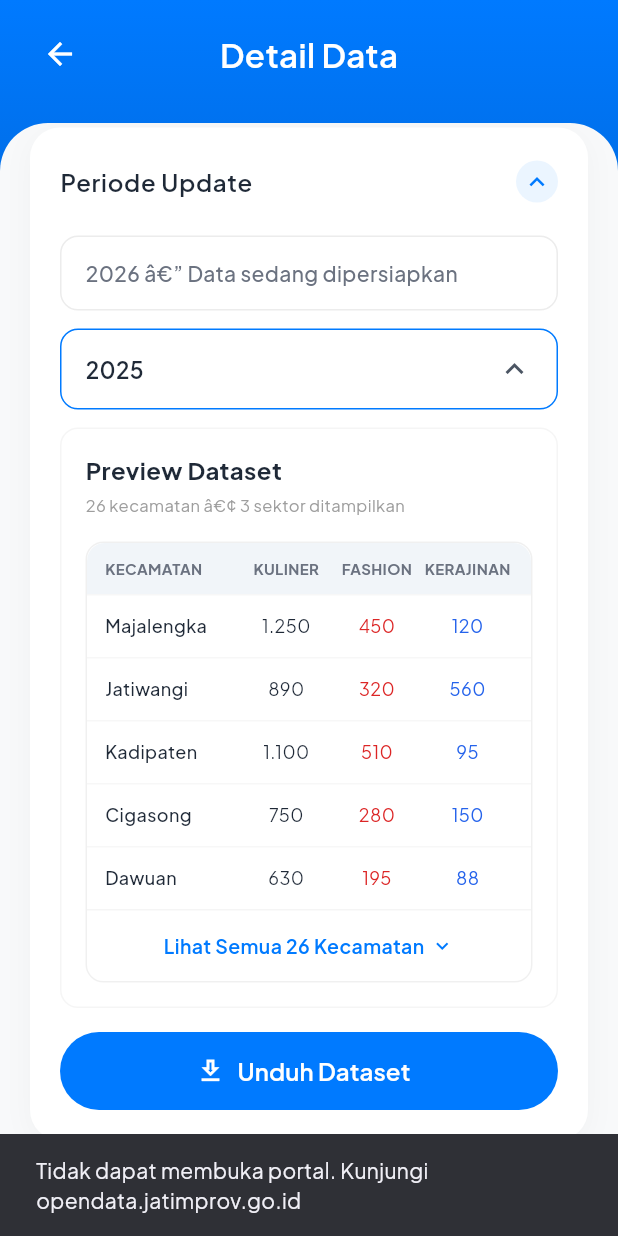
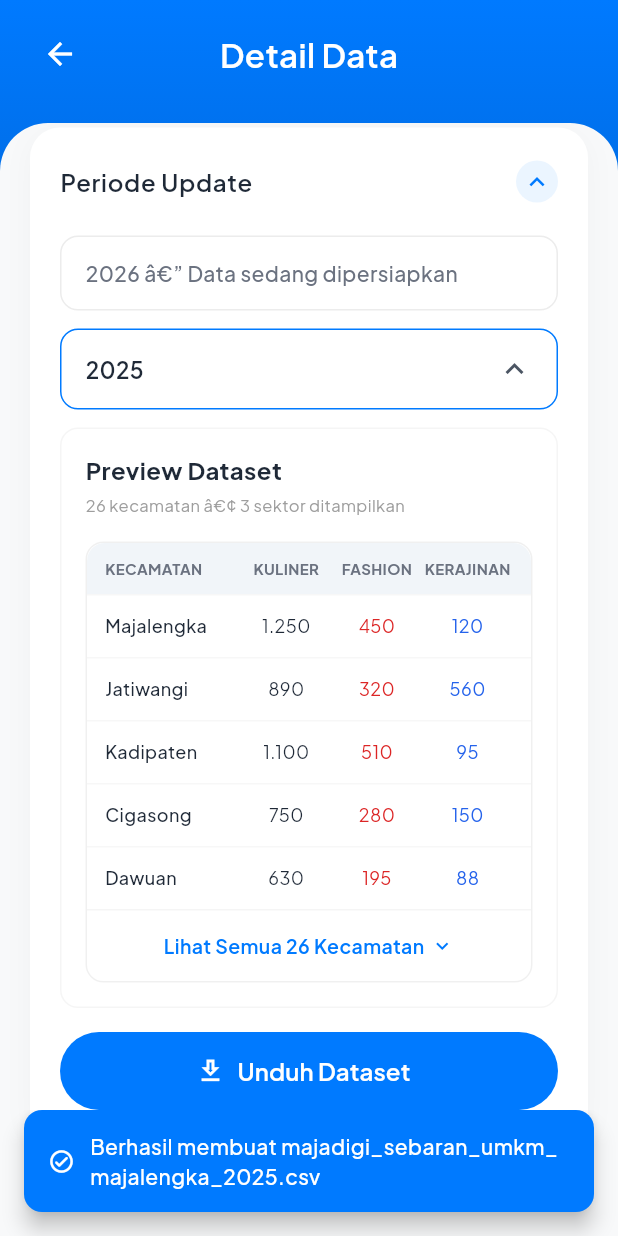
Before and after one commit to farhaanhabibiub/capstone-majadigi, a Flutter app: the OpenDataDataSebaranPage screen opened directly, scrolled down 801 dp, after a tap on "Unduh Dataset", on a phone screen of 412 x 824 dp. Run offline on Flutter 3.47's test engine with Material 3 defaults, Android fonts, the phone set to English and light mode, and no system bars; our stand-ins replace cached_network_image, cloud_firestore, csv, file_picker, firebase_auth, firebase_core and 15 more; accounts and stored records are empty.

Commit message:
feat: Open Data — generate CSV asli & share via system sheet
Tombol Unduh Dataset sebelumnya hanya membuka browser ke
opendata.jatimprov.go.id. Sekarang:
- Bangkitkan CSV (RFC 4180) dari tableHeaders+tableRows yang sudah
  ada di data, atau dari _allKecamatan (sebaran UMKM)
- Tulis ke getTemporaryDirectory(), nama file slug judul
- Share.shareXFiles dengan mimeType text/csv → user pilih simpan
  ke Downloads/Drive/email/dst.
- Loading state + SnackBar konfirmasi/error

DatasetDownloadService dipakai bersama oleh OpenDataDetailPage
(9 dataset) & OpenDataDataSebaranPage.

Co-Authored-By: Claude Opus 4.7 <noreply@anthropic.com>

```diff
--- /dev/null
+++ b/lib/common/dataset_download_service.dart
@@ -0,0 +1,107 @@
+import 'dart:io';
+
+import 'package:flutter/material.dart';
+import 'package:path_provider/path_provider.dart';
+import 'package:share_plus/share_plus.dart';
+
+/// Helper untuk mengunduh dataset Open Data sebagai file CSV ke perangkat
+/// pengguna. File ditulis ke direktori sementara aplikasi lalu dibuka melalui
+/// system share sheet — pengguna dapat menyimpan ke folder Downloads, Drive,
+/// mengirim ke email, dsb.
+class DatasetDownloadService {
+  DatasetDownloadService._();
+
+  /// Tulis [headers] + [rows] sebagai CSV (delimiter koma, RFC 4180-friendly
+  /// quoting), lalu tampilkan share sheet. Return true jika berhasil.
+  static Future<bool> downloadCsv({
+    required BuildContext context,
+    required String title,
+    required List<String> headers,
+    required List<List<String>> rows,
+  }) async {
+    try {
+      final buf = StringBuffer()..writeln(headers.map(_escape).join(','));
+      for (final row in rows) {
+        buf.writeln(row.map(_escape).join(','));
+      }
+
+      final dir = await getTemporaryDirectory();
+      final fileName = '${_slug(title)}.csv';
+      final file = File('${dir.path}/$fileName');
+      await file.writeAsString(buf.toString());
+
+      if (!context.mounted) return false;
+
+      ScaffoldMessenger.of(context).showSnackBar(
+        SnackBar(
+          backgroundColor: const Color(0xFF007AFF),
+          behavior: SnackBarBehavior.floating,
+          margin: const EdgeInsets.fromLTRB(16, 0, 16, 16),
+          shape: RoundedRectangleBorder(borderRadius: BorderRadius.circular(12)),
+          duration: const Duration(seconds: 2),
+          content: Row(
+            children: [
+              const Icon(Icons.check_circle_outline_rounded,
+                  color: Colors.white, size: 18),
+              const SizedBox(width: 10),
+              Expanded(
+                child: Text(
+                  'Berhasil membuat $fileName',
+                  style: const TextStyle(
+                    color: Colors.white,
+                    fontFamily: 'PlusJakartaSans',
+                    fontWeight: FontWeight.w500,
+                  ),
+                ),
+              ),
+            ],
+          ),
+        ),
+      );
+
+      await Share.shareXFiles(
+        [XFile(file.path, mimeType: 'text/csv', name: fileName)],
+        subject: 'Dataset Majadigi: $title',
+        text: 'Dataset "$title" dari aplikasi Majadigi.',
+      );
+      return true;
+    } catch (e) {
+      if (context.mounted) {
+        ScaffoldMessenger.of(context).showSnackBar(
+          SnackBar(
+            backgroundColor: const Color(0xFFE11D48),
+            behavior: SnackBarBehavior.floating,
+            margin: const EdgeInsets.fromLTRB(16, 0, 16, 16),
+            shape: RoundedRectangleBorder(borderRadius: BorderRadius.circular(12)),
+            content: Text(
+              'Gagal mengunduh dataset. ${e.toString()}',
+              style: const TextStyle(
+                color: Colors.white,
+                fontFamily: 'PlusJakartaSans',
+                fontWeight: FontWeight.w500,
+              ),
+            ),
+          ),
+        );
+      }
+      return false;
+    }
+  }
+
+  static String _escape(String cell) {
+    if (cell.contains(',') || cell.contains('"') || cell.contains('\n')) {
+      return '"${cell.replaceAll('"', '""')}"';
+    }
+    return cell;
+  }
+
+  static String _slug(String input) {
+    final cleaned = input
+        .toLowerCase()
+        .replaceAll(RegExp(r'[^a-z0-9\s-]'), '')
+        .replaceAll(RegExp(r'\s+'), '_')
+        .replaceAll(RegExp(r'_+'), '_');
+    final trimmed = cleaned.length > 60 ? cleaned.substring(0, 60) : cleaned;
+    return 'majadigi_$trimmed';
+  }
+}
--- a/lib/open_data_datasebaran.dart
+++ b/lib/open_data_datasebaran.dart
@@ -1,6 +1,6 @@
 import 'package:flutter/material.dart';
+import 'common/dataset_download_service.dart';
 import 'theme/app_theme.dart';
-import 'package:url_launcher/url_launcher.dart';
 
 class OpenDataDataSebaranPage extends StatefulWidget {
   const OpenDataDataSebaranPage({super.key});
@@ -15,6 +15,7 @@ class _OpenDataDataSebaranPageState extends State<OpenDataDataSebaranPage> {
   bool _isPeriodeExpanded = true;
   bool _is2025Expanded = true;
   bool _showAllRows = false;
+  bool _isDownloading = false;
 
   static const _allKecamatan = <Map<String, dynamic>>[
     {'nama': 'Majalengka', 'kuliner': '1.250', 'fashion': '450', 'kerajinan': '120'},
@@ -408,18 +409,30 @@ class _OpenDataDataSebaranPageState extends State<OpenDataDataSebaranPage> {
             width: double.infinity,
             height: 52,
             child: ElevatedButton.icon(
-              onPressed: _downloadDataset,
+              onPressed: _isDownloading ? null : _downloadDataset,
               style: ElevatedButton.styleFrom(
                 backgroundColor: const Color(0xFF007AFF),
+                disabledBackgroundColor:
+                    const Color(0xFF007AFF).withValues(alpha: 0.6),
                 shape: RoundedRectangleBorder(
                   borderRadius: BorderRadius.circular(26),
                 ),
                 elevation: 0,
               ),
-              icon: const Icon(Icons.download_outlined, color: Colors.white, size: 20),
-              label: const Text(
-                'Unduh Dataset',
-                style: TextStyle(
+              icon: _isDownloading
+                  ? const SizedBox(
+                      width: 18,
+                      height: 18,
+                      child: CircularProgressIndicator(
+                        strokeWidth: 2.4,
+                        color: Colors.white,
+                      ),
+                    )
+                  : const Icon(Icons.download_outlined,
+                      color: Colors.white, size: 20),
+              label: Text(
+                _isDownloading ? 'Memproses...' : 'Unduh Dataset',
+                style: const TextStyle(
                   fontSize: 16,
                   fontWeight: FontWeight.w600,
                   fontFamily: 'PlusJakartaSans',
@@ -555,19 +568,26 @@ class _OpenDataDataSebaranPageState extends State<OpenDataDataSebaranPage> {
   }
 
   Future<void> _downloadDataset() async {
-    const url = 'https://opendata.jatimprov.go.id/';
-    final uri = Uri.parse(url);
-    if (await canLaunchUrl(uri)) {
-      await launchUrl(uri, mode: LaunchMode.externalApplication);
-    } else {
-      if (mounted) {
-        ScaffoldMessenger.of(context).showSnackBar(
-          const SnackBar(
-            content: Text('Tidak dapat membuka portal. Kunjungi opendata.jatimprov.go.id'),
-            duration: Duration(seconds: 3),
-          ),
-        );
-      }
+    if (_isDownloading) return;
+    setState(() => _isDownloading = true);
+    try {
+      final headers = ['Kecamatan', 'Kuliner', 'Fashion', 'Kerajinan'];
+      final rows = _allKecamatan
+          .map((m) => [
+                (m['nama'] ?? '').toString(),
+                (m['kuliner'] ?? '').toString(),
+                (m['fashion'] ?? '').toString(),
+                (m['kerajinan'] ?? '').toString(),
+              ])
+          .toList();
+      await DatasetDownloadService.downloadCsv(
+        context: context,
+        title: 'Sebaran UMKM Majalengka 2025',
+        headers: headers,
+        rows: rows,
+      );
+    } finally {
+      if (mounted) setState(() => _isDownloading = false);
     }
   }
 }
```
Also changed, not shown: lib/open_data_detail_page.dart (+75 -20 lines).
